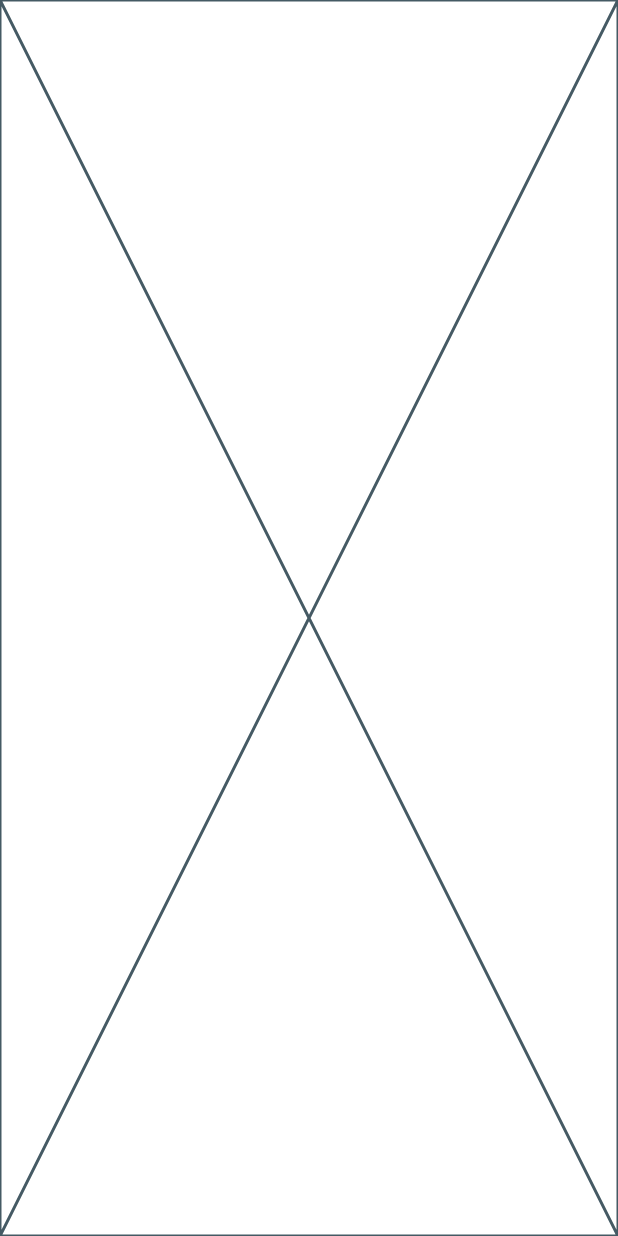
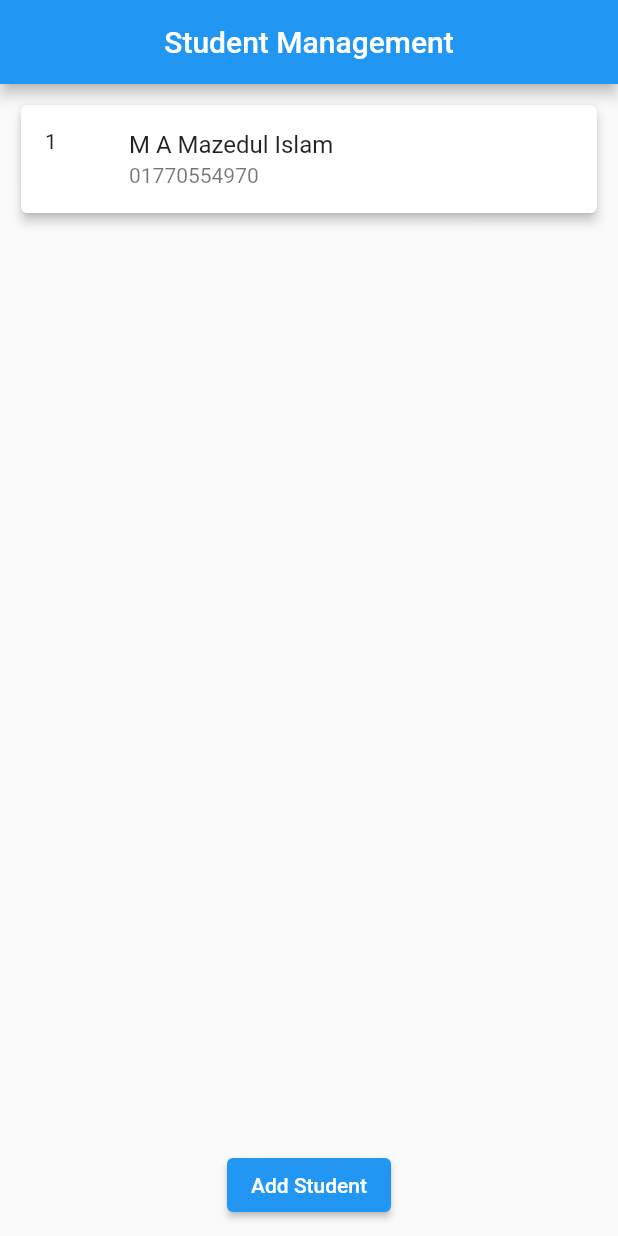
Before and after one commit to mazedul-ru-cse/flutter_getx_crud_operation, a Flutter app: the screen it shows after launch, on a phone screen of 412 x 824 dp. Run offline on Flutter 3.47's test engine with Material 2 defaults, Android fonts, the phone set to English and light mode, and no system bars; our stand-ins replace get.

Commit message:
added addStudent and Students list page

```diff
--- /dev/null
+++ b/lib/controller/student_controller.dart
@@ -0,0 +1,45 @@
+import 'package:flutter/cupertino.dart';
+import 'package:get/get.dart';
+import 'package:getx_crud/data/storage.dart';
+import 'package:getx_crud/model/StudentModel.dart';
+
+class StudentController extends GetxController{
+
+  TextEditingController idController = TextEditingController();
+  TextEditingController nameController = TextEditingController();
+  TextEditingController phoneNumberController = TextEditingController();
+
+  List<StudentModel> studentModel = [];
+
+  bool isLoading = false;
+
+
+  @override
+  void onInit() {
+    initialize();
+    super.onInit();
+  }
+
+  void initialize(){
+
+    isLoading = false;
+    for (var element in Storage.users) {
+      studentModel.add(StudentModel.formJson(element));
+    }
+    isLoading = true;
+    update();
+  }
+
+  void addStudent(){
+
+  }
+
+  void editStudent(){
+
+  }
+
+  void deleteStudent(){
+
+  }
+
+}
--- a/lib/crud.dart
+++ b/lib/crud.dart
@@ -1,15 +1,60 @@
 import 'package:flutter/material.dart';
+import 'package:get/get.dart';
+import 'package:getx_crud/add_student.dart';
+import 'package:getx_crud/controller/student_controller.dart';
 
-class CRUD extends StatefulWidget {
-  const CRUD({Key? key}) : super(key: key);
+class CRUD extends StatelessWidget {
+  CRUD({Key? key}) : super(key: key);
+
+  StudentController studentController = Get.put(StudentController());
 
   @override
-  State<CRUD> createState() => _CRUDState();
-}
+  Widget build(BuildContext context) {
+    return Scaffold(
 
-class _CRUDState extends State<CRUD> {
-  @override
-  Widget build(BuildContext context) {
-    return const Placeholder();
+      appBar: AppBar(
+        title: const Text("Student Management"),
+        centerTitle: true,
+        automaticallyImplyLeading: true,
+      ),
+
+      body: Container(
+        margin: EdgeInsets.all(10),
+          child: getBody()),
+    );
+  }
+
+  Widget getBody() {
+
+    return Column(
+
+
+      children: [
+        Expanded(
+            child: GetBuilder<StudentController>(
+              init: StudentController(),
+              builder: (controller){
+                return ListView.builder(
+                  itemCount: controller.studentModel.length,
+                    itemBuilder: (context,index){
+                     return Card(
+                       elevation: 3,
+                       child: ListTile(
+                         leading: Text(controller.studentModel[index].id.toString()),
+                         title: Text(controller.studentModel[index].name),
+                         subtitle: Text(controller.studentModel[index].phoneNumber),
+                         //trailing: operation(index),
+                       ),
+                     );
+                    }
+                );
+              }
+            )
+        ),
+
+        ElevatedButton(onPressed: ()=>Get.to(AddStudent()), child: Text("Add Student")),
+      ],
+
+    );
   }
 }
--- /dev/null
+++ b/lib/data/storage.dart
@@ -0,0 +1,7 @@
+class Storage{
+
+  static List<Map<String,dynamic>> users = [
+    {"id" : 1, "name":"M A Mazedul Islam","phone_number":"01770554970"}
+  ]
+  ;
+}
--- a/lib/main.dart
+++ b/lib/main.dart
@@ -13,7 +13,7 @@ class MyApp extends StatelessWidget {
   // This widget is the root of your application.
   @override
   Widget build(BuildContext context) {
-    return const GetMaterialApp(
+    return GetMaterialApp(
 
       home: CRUD(),
     );
--- /dev/null
+++ b/lib/model/StudentModel.dart
@@ -0,0 +1,23 @@
+class StudentModel{
+
+  late int id;
+  late String name;
+  late String phoneNumber;
+
+  StudentModel(this.id, this.name, this.phoneNumber);
+
+  StudentModel.formJson(Map<String,dynamic> json){
+    id = json['id'];
+    name = json['name'];
+    phoneNumber = json['phone_number'];
+  }
+
+  Map<String,dynamic> toJson(){
+    return{
+    "id" : id,
+    "name" : name,
+    "phone_number" : phoneNumber
+    };
+  }
+
+}
```
Also changed, not shown: lib/add_student.dart (added, +75 -0 lines).
